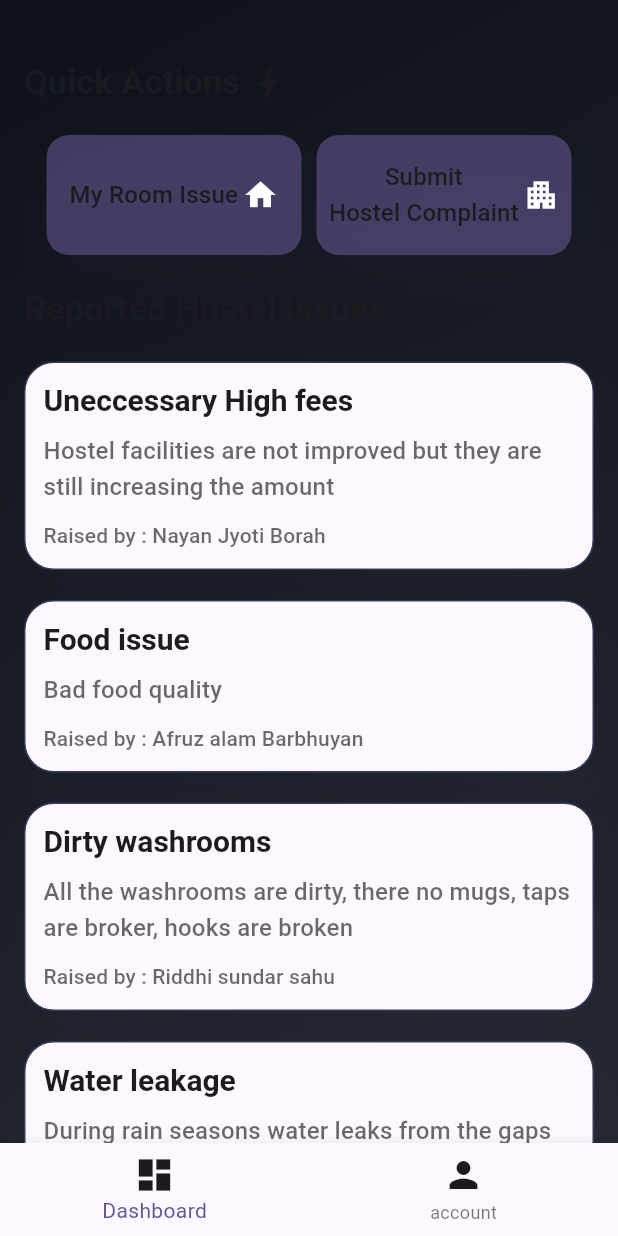
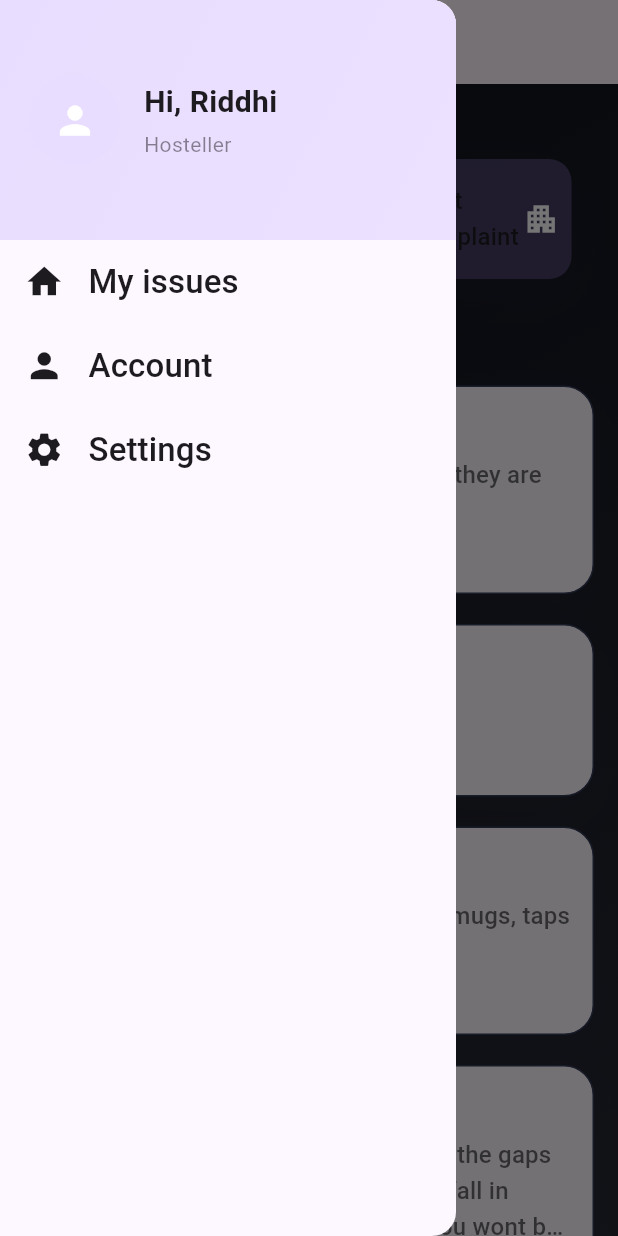
Before and after one commit to rahat-exe/fix_your_hostel, a Flutter app: the screen it shows after launch, with the side drawer open (before the commit the screen has no drawer), on a phone screen of 412 x 824 dp. Run offline on Flutter 3.47's test engine with Material 3 defaults, Android fonts, the phone set to English and light mode, and no system bars.

Commit message:
Added drawer

```diff
--- a/client/lib/screens/add_issue.dart
+++ b/client/lib/screens/add_issue.dart
@@ -17,7 +17,8 @@ class _AddIssue extends State<AddIssue> {
       appBar: AppBar(
         title: Text('List your issues', style: TextStyle(fontSize: 20)),
       ),
-      body: Padding(
+      body: SingleChildScrollView(
+        child: Padding(
           padding: EdgeInsets.all(12),
           child: Form(
             child: Column(
@@ -154,6 +155,7 @@ class _AddIssue extends State<AddIssue> {
             ),
           ),
         ),
+      ),
     );
   }
 }
--- a/client/lib/screens/home.dart
+++ b/client/lib/screens/home.dart
@@ -5,11 +5,18 @@ import 'package:client/screens/add_issue.dart';
 import 'package:client/screens/complaint_details.dart';
 import 'package:client/theme/theme.dart';
 import 'package:client/widgets/issue_button.dart';
+import 'package:client/widgets/main_drawer.dart';
 import 'package:client/widgets/raise_card.dart';
 import 'package:flutter/material.dart';
 
-class Home extends StatelessWidget {
-  Home({super.key});
+class Home extends StatefulWidget {
+  const Home({super.key});
+
+  @override
+  State<Home> createState() => _HomeState();
+}
+
+class _HomeState extends State<Home> {
   void toAddIssuePage(BuildContext context) {
     Navigator.of(
       context,
@@ -60,7 +67,7 @@ class Home extends StatelessWidget {
     Issues(
       title: 'Water leakage',
       description:
-          'During rain seasons water leaks from the gaps of stairs and it could make someone fall in stairs and cost him a severe injury,you wont be at the dawn this is calling out for you, this calling out for you ',
+          'During rain seasons water leaks from the gaps of stairs and it could make someone fall in stairs and cost him a severe injury, you wont be at the dawn this is calling out for you, this calling out for you ',
       raisedBy: 'Rahat Islam',
     ),
   ];
@@ -68,6 +75,16 @@ class Home extends StatelessWidget {
   @override
   Widget build(BuildContext context) {
     return Scaffold(
+      appBar: AppBar(
+        backgroundColor: Colors.transparent,
+        elevation: 0,
+        iconTheme: IconThemeData(
+          color: Theme.of(context).colorScheme.onSurface,
+        ),
+        title: const Text(''),
+      ),
+      drawer: MainDrawer(),
+
       body: Container(
         decoration: BoxDecoration(
           gradient: LinearGradient(
@@ -84,7 +101,6 @@ class Home extends StatelessWidget {
             child: Column(
               crossAxisAlignment: CrossAxisAlignment.center,
               children: [
-                SizedBox(height: 40),
                 Container(
                   padding: EdgeInsets.only(left: 16),
                   alignment: Alignment.topLeft,
@@ -92,7 +108,6 @@ class Home extends StatelessWidget {
                     children: [
                       Text(
                         'Quick Actions',
-
                         style: Theme.of(context).textTheme.titleLarge!.copyWith(
                           color: Theme.of(
                             context,
@@ -168,27 +183,6 @@ class Home extends StatelessWidget {
           ),
         ),
       ),
-      bottomNavigationBar: BottomNavigationBar(
-        items: [
-          BottomNavigationBarItem(
-            icon: Icon(
-              Icons.dashboard,
-              color: Theme.of(context).colorScheme.onSurface,
-              size: 28,
-            ),
-
-            label: 'Dashboard',
-          ),
-          BottomNavigationBarItem(
-            icon: Icon(
-              Icons.person,
-              color: Theme.of(context).colorScheme.onSurface,
-              size: 28,
-            ),
-            label: 'account',
-          ),
-        ],
-      ),
     );
   }
 }
--- /dev/null
+++ b/client/lib/widgets/main_drawer.dart
@@ -0,0 +1,110 @@
+import 'package:flutter/material.dart';
+
+class MainDrawer extends StatelessWidget {
+  const MainDrawer({super.key});
+
+  @override
+  Widget build(BuildContext context) {
+    return Drawer(
+      backgroundColor: Theme.of(context).colorScheme.surface,
+      child: Column(
+        children: [
+          Container(
+            height: 160,
+            width: double.infinity,
+            padding: const EdgeInsets.all(20),
+            decoration: BoxDecoration(
+              gradient: LinearGradient(
+                colors: [
+                  Theme.of(context).colorScheme.primaryContainer,
+                  Theme.of(
+                    context,
+                  ).colorScheme.primaryContainer.withOpacity(0.85),
+                ],
+                begin: Alignment.topLeft,
+                end: Alignment.bottomRight,
+              ),
+            ),
+            child: Row(
+              crossAxisAlignment: CrossAxisAlignment.center,
+              children: [
+                const CircleAvatar(
+                  radius: 30,
+
+                  child: Icon(Icons.person, size: 30, color: Colors.white),
+                ),
+                const SizedBox(width: 16),
+                Column(
+                  mainAxisAlignment: MainAxisAlignment.center,
+                  crossAxisAlignment: CrossAxisAlignment.start,
+                  children: [
+                    Text(
+                      'Hi, Riddhi ',
+                      style: TextStyle(
+                        fontSize: 20,
+                        color: Theme.of(context).colorScheme.onSurface,
+                        fontWeight: FontWeight.bold,
+                      ),
+                    ),
+                    SizedBox(height: 4),
+                    Text(
+                      'Hosteller',
+                      style: TextStyle(
+                        fontSize: 14,
+                        color: Theme.of(
+                          context,
+                        ).colorScheme.onSurface.withValues(alpha: 0.5),
+                      ),
+                    ),
+                  ],
+                ),
+              ],
+            ),
+          ),
+          ListTile(
+            leading: Icon(
+              Icons.home,
+              size: 27,
+              color: Theme.of(context).colorScheme.onSurface,
+            ),
+            title: Text(
+              'My issues',
+              style: Theme.of(context).textTheme.titleSmall!.copyWith(
+                color: Theme.of(context).colorScheme.onSurface,
+                fontSize: 22,
+              ),
+            ),
+          ),
+          ListTile(
+            leading: Icon(
+              Icons.person,
+              size: 27,
+              color: Theme.of(context).colorScheme.onSurface,
+            ),
+            title: Text(
+              'Account',
+              style: Theme.of(context).textTheme.titleSmall!.copyWith(
+                color: Theme.of(context).colorScheme.onSurface,
+                fontSize: 22,
+              ),
+            ),
+          ),
+          ListTile(
+            leading: Icon(
+              Icons.settings,
+              size: 27,
+              color: Theme.of(context).colorScheme.onSurface,
+            ),
+            title: Text(
+              'Settings',
+              style: Theme.of(context).textTheme.titleSmall!.copyWith(
+                color: Theme.of(context).colorScheme.onSurface,
+                fontSize: 22,
+              ),
+            ),
+          ),
+        ],
+      ),
+    );
+  }
+}
```
Lines whose indentation alone changed are shown as unchanged.
